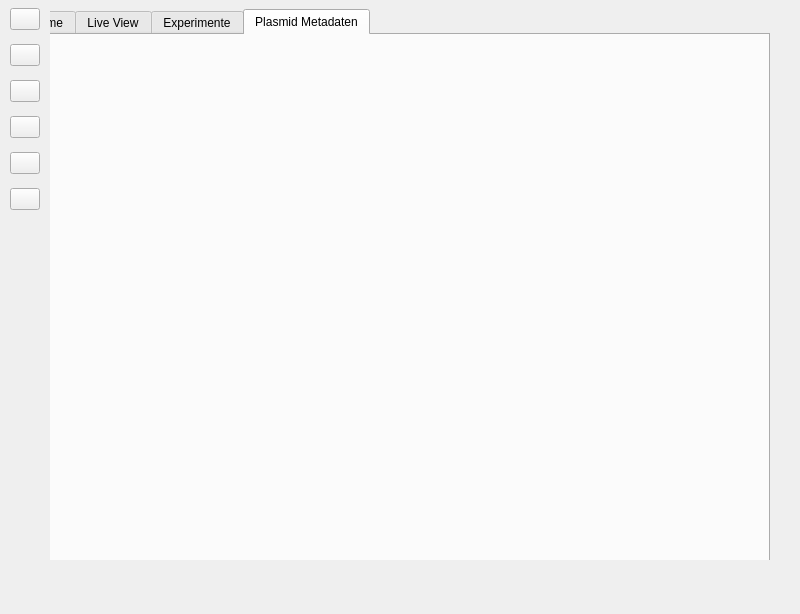
This is GUI/Navigation.ui in Prof-Adrian-Mueller/Agile_Roboticsystems_Laborstrasse as Qt 5 draws it before an edit. The edited form follows.
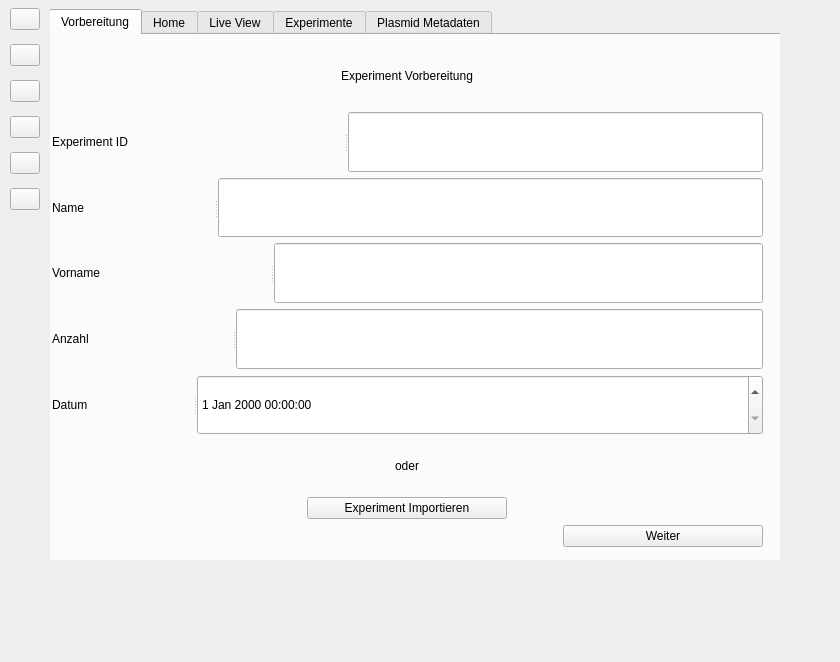
This is the edited form. The open tabs and pages were chosen to show the change. Icons and pictures are not drawn.

Commit message:
updated gui for experiment preparation
pages added for experiment preparation

```diff
--- a/GUI/Navigation.ui
+++ b/GUI/Navigation.ui
@@ -6,23 +6,47 @@
    <rect>
     <x>0</x>
     <y>0</y>
-    <width>800</width>
-    <height>614</height>
+    <width>840</width>
+    <height>662</height>
    </rect>
   </property>
+  <property name="sizePolicy">
+   <sizepolicy hsizetype="MinimumExpanding" vsizetype="MinimumExpanding">
+    <horstretch>0</horstretch>
+    <verstretch>0</verstretch>
+   </sizepolicy>
+  </property>
+  <property name="minimumSize">
+   <size>
+    <width>840</width>
+    <height>662</height>
+   </size>
+  </property>
   <property name="windowTitle">
    <string>MainWindow</string>
   </property>
   <widget class="QWidget" name="centralwidget">
+   <property name="sizePolicy">
+    <sizepolicy hsizetype="Expanding" vsizetype="Expanding">
+     <horstretch>0</horstretch>
+     <verstretch>0</verstretch>
+    </sizepolicy>
+   </property>
    <widget class="QWidget" name="widget_3" native="true">
     <property name="geometry">
      <rect>
       <x>50</x>
       <y>0</y>
-      <width>751</width>
-      <height>601</height>
+      <width>781</width>
+      <height>661</height>
      </rect>
     </property>
+    <property name="sizePolicy">
+     <sizepolicy hsizetype="Expanding" vsizetype="Expanding">
+      <horstretch>0</horstretch>
+      <verstretch>0</verstretch>
+     </sizepolicy>
+    </property>
     <widget class="QStackedWidget" name="stackedWidget">
      <property name="geometry">
       <rect>
@@ -32,17 +56,29 @@
        <height>551</height>
       </rect>
      </property>
+     <property name="sizePolicy">
+      <sizepolicy hsizetype="Expanding" vsizetype="Expanding">
+       <horstretch>0</horstretch>
+       <verstretch>0</verstretch>
+      </sizepolicy>
+     </property>
      <property name="currentIndex">
       <number>2</number>
      </property>
      <widget class="QWidget" name="homePage">
+      <property name="sizePolicy">
+       <sizepolicy hsizetype="Expanding" vsizetype="Expanding">
+        <horstretch>0</horstretch>
+        <verstretch>0</verstretch>
+       </sizepolicy>
+      </property>
       <property name="whatsThis">
        <string>HomePage</string>
       </property>
       <widget class="QTabWidget" name="tabWidgetHome">
        <property name="geometry">
         <rect>
-         <x>-10</x>
+         <x>20</x>
          <y>0</y>
          <width>751</width>
          <height>591</height>
@@ -52,8 +88,441 @@
         <enum>QTabWidget::Rounded</enum>
        </property>
        <property name="currentIndex">
-        <number>3</number>
+        <number>0</number>
        </property>
+       <widget class="QWidget" name="vorbereitungTab">
+        <property name="sizePolicy">
+         <sizepolicy hsizetype="Expanding" vsizetype="Expanding">
+          <horstretch>0</horstretch>
+          <verstretch>0</verstretch>
+         </sizepolicy>
+        </property>
+        <attribute name="title">
+         <string>Vorbereitung</string>
+        </attribute>
+        <widget class="QStackedWidget" name="vorbereitungStackedTab">
+         <property name="geometry">
+          <rect>
+           <x>0</x>
+           <y>10</y>
+           <width>741</width>
+           <height>591</height>
+          </rect>
+         </property>
+         <property name="sizePolicy">
+          <sizepolicy hsizetype="Expanding" vsizetype="Expanding">
+           <horstretch>0</horstretch>
+           <verstretch>0</verstretch>
+          </sizepolicy>
+         </property>
+         <widget class="QWidget" name="vorbereitungPage1" native="true">
+          <property name="sizePolicy">
+           <sizepolicy hsizetype="Expanding" vsizetype="Expanding">
+            <horstretch>0</horstretch>
+            <verstretch>0</verstretch>
+           </sizepolicy>
+          </property>
+          <widget class="QWidget" name="">
+           <property name="geometry">
+            <rect>
+             <x>1</x>
+             <y>1</y>
+             <width>711</width>
+             <height>501</height>
+            </rect>
+           </property>
+           <layout class="QVBoxLayout" name="verticalLayout">
+            <item alignment="Qt::AlignHCenter">
+             <widget class="QLabel" name="experimentVoebereitungLabel">
+              <property name="text">
+               <string>Experiment Vorbereitung</string>
+              </property>
+             </widget>
+            </item>
+            <item>
+             <widget class="QSplitter" name="splitter">
+              <property name="orientation">
+               <enum>Qt::Horizontal</enum>
+              </property>
+              <widget class="QLabel" name="label_7">
+               <property name="text">
+                <string>Experiment ID</string>
+               </property>
+              </widget>
+              <widget class="QLineEdit" name="experimentIdLE"/>
+             </widget>
+            </item>
+            <item>
+             <widget class="QSplitter" name="splitter_2">
+              <property name="orientation">
+               <enum>Qt::Horizontal</enum>
+              </property>
+              <widget class="QLabel" name="label_10">
+               <property name="text">
+                <string>Name</string>
+               </property>
+              </widget>
+              <widget class="QLineEdit" name="nameLE"/>
+             </widget>
+            </item>
+            <item>
+             <widget class="QSplitter" name="splitter_3">
+              <property name="orientation">
+               <enum>Qt::Horizontal</enum>
+              </property>
+              <widget class="QLabel" name="label_11">
+               <property name="text">
+                <string>Vorname</string>
+               </property>
+              </widget>
+              <widget class="QLineEdit" name="vornameLE"/>
+             </widget>
+            </item>
+            <item>
+             <widget class="QSplitter" name="splitter_4">
+              <property name="orientation">
+               <enum>Qt::Horizontal</enum>
+              </property>
+              <widget class="QLabel" name="label_12">
+               <property name="text">
+                <string>Anzahl</string>
+               </property>
+              </widget>
+              <widget class="QLineEdit" name="anzahlLE"/>
+             </widget>
+            </item>
+            <item>
+             <widget class="QSplitter" name="splitter_5">
+              <property name="orientation">
+               <enum>Qt::Horizontal</enum>
+              </property>
+              <widget class="QLabel" name="label_13">
+               <property name="text">
+                <string>Datum</string>
+               </property>
+              </widget>
+              <widget class="QDateTimeEdit" name="datumLE"/>
+             </widget>
+            </item>
+            <item alignment="Qt::AlignHCenter">
+             <widget class="QLabel" name="label_14">
+              <property name="maximumSize">
+               <size>
+                <width>16777215</width>
+                <height>50</height>
+               </size>
+              </property>
+              <property name="text">
+               <string>oder</string>
+              </property>
+             </widget>
+            </item>
+            <item alignment="Qt::AlignHCenter">
+             <widget class="QPushButton" name="experimentImportierenVorbereitung">
+              <property name="minimumSize">
+               <size>
+                <width>200</width>
+                <height>0</height>
+               </size>
+              </property>
+              <property name="maximumSize">
+               <size>
+                <width>200</width>
+                <height>16777215</height>
+               </size>
+              </property>
+              <property name="text">
+               <string>Experiment Importieren</string>
+              </property>
+             </widget>
+            </item>
+            <item>
+             <layout class="QHBoxLayout" name="horizontalLayout_4">
+              <item>
+               <spacer name="horizontalSpacer">
+                <property name="orientation">
+                 <enum>Qt::Horizontal</enum>
+                </property>
+                <property name="sizeHint" stdset="0">
+                 <size>
+                  <width>40</width>
+                  <height>20</height>
+                 </size>
+                </property>
+               </spacer>
+              </item>
+              <item alignment="Qt::AlignRight">
+               <widget class="QPushButton" name="vorbereitungNext">
+                <property name="minimumSize">
+                 <size>
+                  <width>200</width>
+                  <height>0</height>
+                 </size>
+                </property>
+                <property name="maximumSize">
+                 <size>
+                  <width>200</width>
+                  <height>16777215</height>
+                 </size>
+                </property>
+                <property name="text">
+                 <string>Weiter</string>
+                </property>
+                <attribute name="buttonGroup">
+                 <string notr="true">buttonGroup</string>
+                </attribute>
+               </widget>
+              </item>
+             </layout>
+            </item>
+           </layout>
+          </widget>
+         </widget>
+         <widget class="QWidget" name="vorbereitungPage2">
+          <widget class="QWidget" name="">
+           <property name="geometry">
+            <rect>
+             <x>20</x>
+             <y>40</y>
+             <width>701</width>
+             <height>471</height>
+            </rect>
+           </property>
+           <layout class="QVBoxLayout" name="verticalLayout_2">
+            <item>
+             <layout class="QHBoxLayout" name="horizontalLayout_9">
+              <item>
+               <widget class="QLabel" name="label_15">
+                <property name="text">
+                 <string>Plasmid Metadaten importieren</string>
+                </property>
+               </widget>
+              </item>
+              <item>
+               <widget class="QPushButton" name="importPlasmidMetadaten">
+                <property name="text">
+                 <string>Import</string>
+                </property>
+               </widget>
+              </item>
+             </layout>
+            </item>
+            <item>
+             <spacer name="verticalSpacer">
+              <property name="orientation">
+               <enum>Qt::Vertical</enum>
+              </property>
+              <property name="sizeHint" stdset="0">
+               <size>
+                <width>20</width>
+                <height>40</height>
+               </size>
+              </property>
+             </spacer>
+            </item>
+            <item>
+             <layout class="QHBoxLayout" name="horizontalLayout_5">
+              <item>
+               <spacer name="horizontalSpacer_2">
+                <property name="orientation">
+                 <enum>Qt::Horizontal</enum>
+                </property>
+                <property name="sizeHint" stdset="0">
+                 <size>
+                  <width>40</width>
+                  <height>20</height>
+                 </size>
+                </property>
+               </spacer>
+              </item>
+              <item>
+               <widget class="QPushButton" name="vorbereitungPrev">
+                <property name="minimumSize">
+                 <size>
+                  <width>200</width>
+                  <height>0</height>
+                 </size>
+                </property>
+                <property name="maximumSize">
+                 <size>
+                  <width>200</width>
+                  <height>16777215</height>
+                 </size>
+                </property>
+                <property name="text">
+                 <string>Zurück</string>
+                </property>
+               </widget>
+              </item>
+              <item>
+               <widget class="QPushButton" name="vorbereitungWeiter_2">
+                <property name="minimumSize">
+                 <size>
+                  <width>200</width>
+                  <height>0</height>
+                 </size>
+                </property>
+                <property name="maximumSize">
+                 <size>
+                  <width>200</width>
+                  <height>16777215</height>
+                 </size>
+                </property>
+                <property name="text">
+                 <string>Weiter</string>
+                </property>
+               </widget>
+              </item>
+             </layout>
+            </item>
+           </layout>
+          </widget>
+         </widget>
+         <widget class="QWidget" name="vorbereitungPage4">
+          <widget class="QWidget" name="horizontalLayoutWidget_4">
+           <property name="geometry">
+            <rect>
+             <x>10</x>
+             <y>460</y>
+             <width>701</width>
+             <height>41</height>
+            </rect>
+           </property>
+           <layout class="QHBoxLayout" name="horizontalLayout_8">
+            <item>
+             <spacer name="horizontalSpacer_5">
+              <property name="orientation">
+               <enum>Qt::Horizontal</enum>
+              </property>
+              <property name="sizeHint" stdset="0">
+               <size>
+                <width>40</width>
+                <height>20</height>
+               </size>
+              </property>
+             </spacer>
+            </item>
+            <item>
+             <widget class="QPushButton" name="vorbereitungPrev_4">
+              <property name="minimumSize">
+               <size>
+                <width>200</width>
+                <height>0</height>
+               </size>
+              </property>
+              <property name="maximumSize">
+               <size>
+                <width>200</width>
+                <height>16777215</height>
+               </size>
+              </property>
+              <property name="text">
+               <string>Zurück</string>
+              </property>
+             </widget>
+            </item>
+            <item>
+             <widget class="QPushButton" name="vorbereitungWeiter_5">
+              <property name="minimumSize">
+               <size>
+                <width>200</width>
+                <height>0</height>
+               </size>
+              </property>
+              <property name="maximumSize">
+               <size>
+                <width>200</width>
+                <height>16777215</height>
+               </size>
+              </property>
+              <property name="text">
+               <string>Weiter</string>
+              </property>
+             </widget>
+            </item>
+           </layout>
+          </widget>
+         </widget>
+         <widget class="QWidget" name="vorbereitungPage3">
+          <widget class="QLabel" name="label_4">
+           <property name="geometry">
+            <rect>
+             <x>220</x>
+             <y>150</y>
+             <width>49</width>
+             <height>16</height>
+            </rect>
+           </property>
+           <property name="text">
+            <string>TextLabel</string>
+           </property>
+          </widget>
+          <widget class="QWidget" name="horizontalLayoutWidget_3">
+           <property name="geometry">
+            <rect>
+             <x>10</x>
+             <y>470</y>
+             <width>701</width>
+             <height>41</height>
+            </rect>
+           </property>
+           <layout class="QHBoxLayout" name="horizontalLayout_6">
+            <item>
+             <spacer name="horizontalSpacer_3">
+              <property name="orientation">
+               <enum>Qt::Horizontal</enum>
+              </property>
+              <property name="sizeHint" stdset="0">
+               <size>
+                <width>40</width>
+                <height>20</height>
+               </size>
+              </property>
+             </spacer>
+            </item>
+            <item>
+             <widget class="QPushButton" name="vorbereitungPrev_2">
+              <property name="minimumSize">
+               <size>
+                <width>200</width>
+                <height>0</height>
+               </size>
+              </property>
+              <property name="maximumSize">
+               <size>
+                <width>200</width>
+                <height>16777215</height>
+               </size>
+              </property>
+              <property name="text">
+               <string>Zurück</string>
+              </property>
+             </widget>
+            </item>
+            <item>
+             <widget class="QPushButton" name="vorbereitungWeiter_3">
+              <property name="minimumSize">
+               <size>
+                <width>200</width>
+                <height>0</height>
+               </size>
+              </property>
+              <property name="maximumSize">
+               <size>
+                <width>200</width>
+                <height>16777215</height>
+               </size>
+              </property>
+              <property name="text">
+               <string>Weiter</string>
+              </property>
+             </widget>
+            </item>
+           </layout>
+          </widget>
+         </widget>
+        </widget>
+       </widget>
        <widget class="QWidget" name="liveViewTab">
         <property name="font">
          <font>
@@ -175,6 +644,12 @@
         </widget>
        </widget>
        <widget class="QWidget" name="plasmidMetadaten">
+        <property name="sizePolicy">
+         <sizepolicy hsizetype="Expanding" vsizetype="Expanding">
+          <horstretch>0</horstretch>
+          <verstretch>0</verstretch>
+         </sizepolicy>
+        </property>
         <attribute name="title">
          <string>Plasmid Metadaten</string>
         </attribute>
@@ -187,6 +662,12 @@
            <height>531</height>
           </rect>
          </property>
+         <property name="sizePolicy">
+          <sizepolicy hsizetype="Expanding" vsizetype="Expanding">
+           <horstretch>0</horstretch>
+           <verstretch>0</verstretch>
+          </sizepolicy>
+         </property>
         </widget>
        </widget>
       </widget>
@@ -504,11 +985,17 @@
     <property name="geometry">
      <rect>
       <x>0</x>
-      <y>-1</y>
-      <width>801</width>
-      <height>611</height>
+      <y>40</y>
+      <width>831</width>
+      <height>621</height>
      </rect>
     </property>
+    <property name="sizePolicy">
+     <sizepolicy hsizetype="Expanding" vsizetype="Expanding">
+      <horstretch>0</horstretch>
+      <verstretch>0</verstretch>
+     </sizepolicy>
+    </property>
     <property name="minimumSize">
      <size>
       <width>801</width>
```
Left out of the diff: 139 changed lines with no effect on the pictures. The commit also changes 4 other files.
